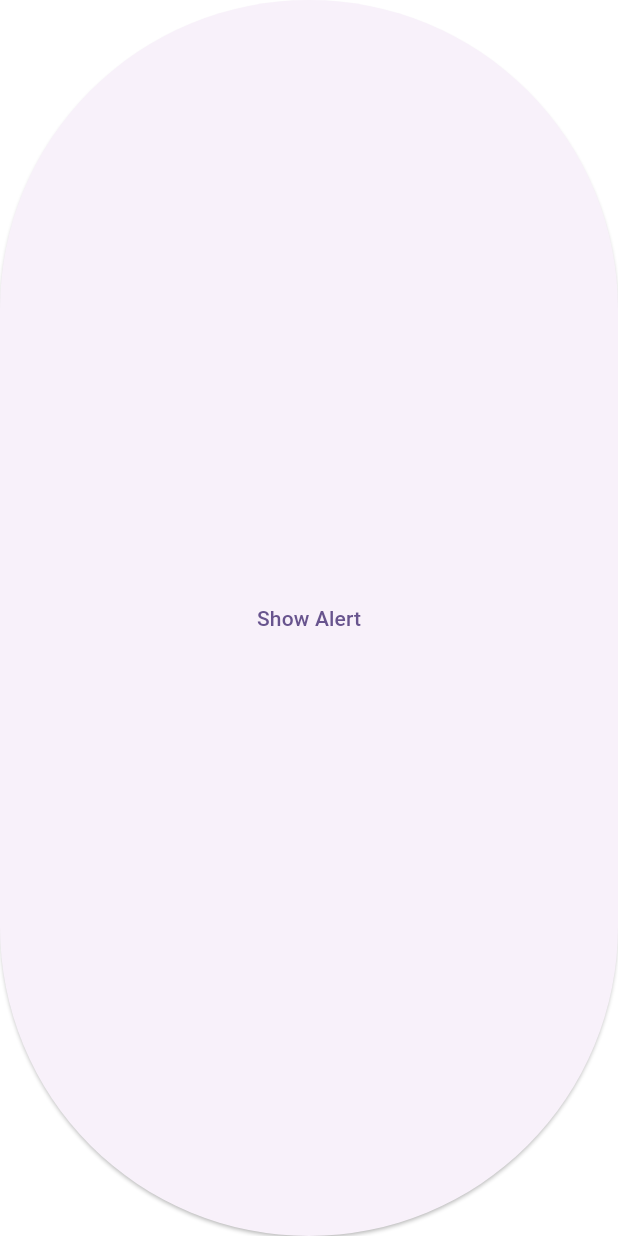
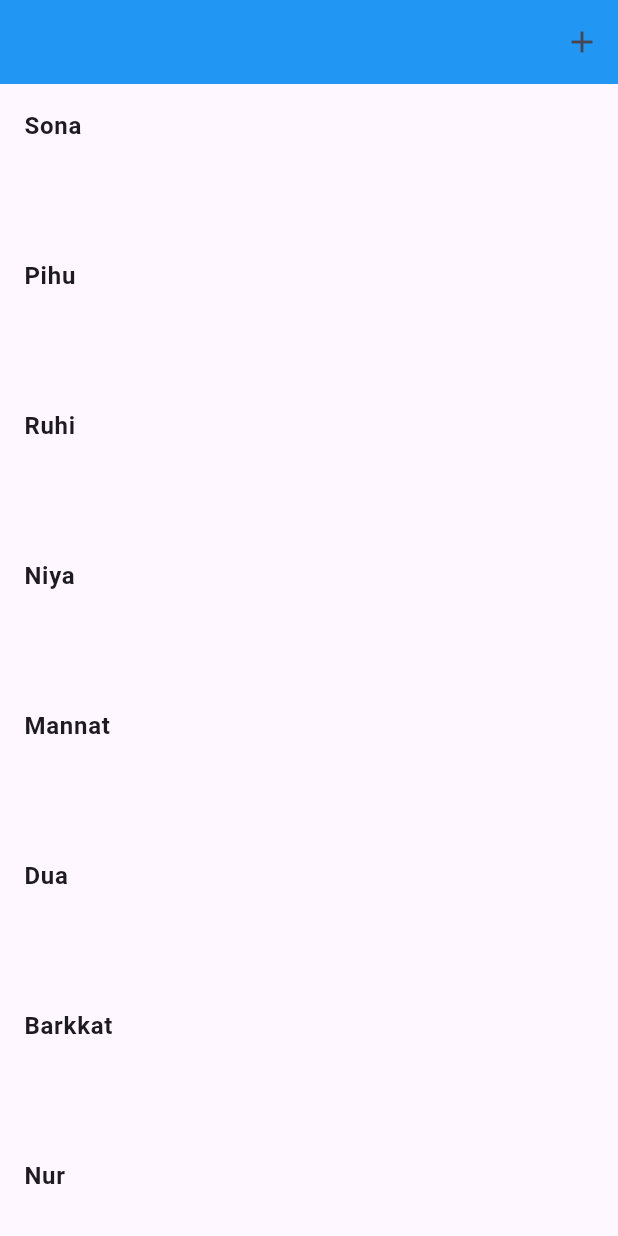
Before and after one commit to pallavipradhan5578/API-learning-project, a Flutter app: the screen it shows after launch, on a phone screen of 412 x 824 dp. Run offline on Flutter 3.47's test engine with Material 3 defaults, Android fonts, the phone set to English and light mode, and no system bars.

Commit message:
StudentManagement.dart

```diff
--- a/lib/main.dart
+++ b/lib/main.dart
@@ -34,7 +34,7 @@ class MyApp extends StatelessWidget {
         colorScheme: ColorScheme.fromSeed(seedColor: Colors.deepPurple),
         useMaterial3: true,
       ),
-      home:AlertDialogButton  (),debugShowCheckedModeBanner: false,
+      home:StudentManagement (),debugShowCheckedModeBanner: false,
     );
   }
 }
--- a/lib/pratics.dart
+++ b/lib/pratics.dart
@@ -1,47 +1,88 @@
 import 'package:flutter/material.dart';
 
-void main() {
-  runApp(MyApp());
+class StudentManagement extends StatefulWidget {
+  const StudentManagement({super.key});
+
+  @override
+  State<StudentManagement> createState() => _StudentManagementState();
 }
 
-class MyApp extends StatelessWidget {
+class _StudentManagementState extends State<StudentManagement> {
+  dynamic arrStudentName = [
+    "Sona",
+    "Pihu",
+    "Ruhi",
+    "Niya",
+    "Mannat",
+    "Dua",
+    "Barkkat",
+    "Nur"
+  ];
+
   @override
   Widget build(BuildContext context) {
-    return MaterialApp(
-      home: Scaffold(
-        appBar: AppBar(title: Text("AlertDialog Example")),
-        body: Center(
-          child: AlertDialogButton(),
-        ),
-      ),
-    );
-  }
-}
-
-class AlertDialogButton extends StatelessWidget {
-  @override
-  Widget build(BuildContext context) {
-    return ElevatedButton(
+    return Scaffold(
+      appBar: AppBar(
+        backgroundColor: Colors.blue,
+        actions: [
+          IconButton(
+            icon: const Icon(Icons.add),
             onPressed: () {
+              // Show the dialog to add a new name
               showDialog(
                 context: context,
-          builder: (BuildContext context) {
+                builder: (context) {
+                  String newName = ""; // Variable to store the input name
                   return AlertDialog(
-              title: Text("Alert"),
-              content: Text("This is a simple alert dialog."),
+                    title:  Text("Add Name"),
+                    content: TextField(
+                      onChanged: (value) {
+                        newName = value; // Update name as user types
+                      },
+                      decoration: InputDecoration(hintText: "Enter name"),
+                    ),
                     actions: [
                       TextButton(
                         onPressed: () {
-                    Navigator.of(context).pop();
+                          if (newName.isNotEmpty) {
+                            setState(() {
+                              arrStudentName.add(newName); // Add new name to the list
+                            });
+                          }
+                          Navigator.of(context).pop(); // Close the dialog
                         },
-                  child: Text("OK"),
+                        child: const Text("Submit"),
+                      ), TextButton(
+                        onPressed: () {
+                          if (newName.isNotEmpty) {
+                            setState(() {
+                              arrStudentName.add(newName); // Add new name to the list
+                            });
+                          }
+                          Navigator.of(context).pop(); // Close the dialog
+                        },
+                        child: const Text("Exit"),
                       ),
                     ],
                   );
                 },
               );
             },
-      child: Text("Show Alert"),
+          )
+        ],
+      ),
+      body: ListView.builder(
+        itemBuilder: (context, index) {
+          return ListTile(
+            title: Text(
+              arrStudentName[index],
+              style: const TextStyle(fontWeight: FontWeight.bold),
+            ),
+          );
+        },
+        itemCount: arrStudentName.length,
+        itemExtent: 100,
+      ),
     );
   }
 }
```
Lines whose indentation alone changed are shown as unchanged.
